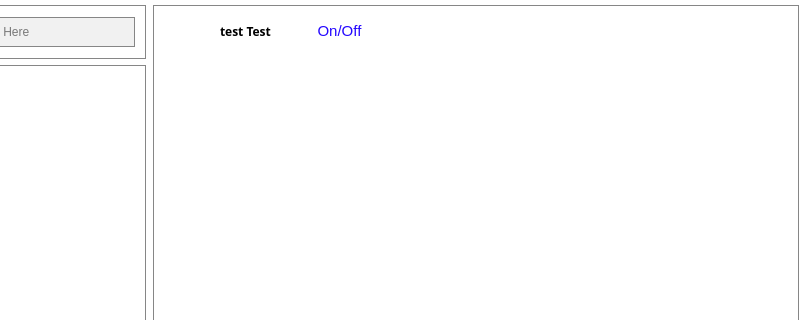
First picture: the form in src/chatwindow.ui, repository aligrand/Zapchat, before the edit; both pictures show x 109 to 913 and y 0 to 320 of the 913 by 674 pixel window.
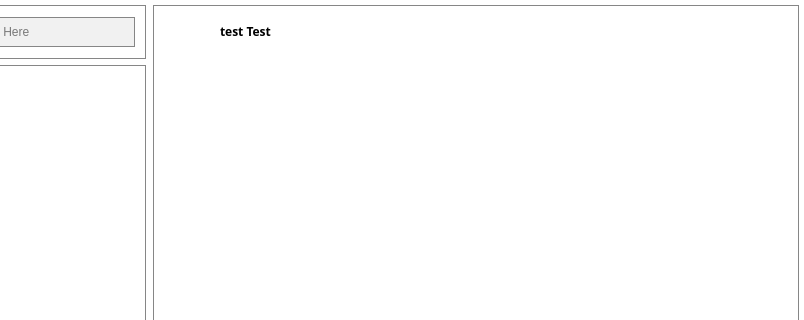
Second picture: the form after the edit. Icons and pictures are not drawn.

```diff
--- a/src/chatwindow.ui
+++ b/src/chatwindow.ui
@@ -305,48 +305,6 @@
            </property>
           </widget>
          </item>
-         <item>
-          <spacer name="horizontalSpacer">
-           <property name="orientation">
-            <enum>Qt::Horizontal</enum>
-           </property>
-           <property name="sizeType">
-            <enum>QSizePolicy::Preferred</enum>
-           </property>
-           <property name="sizeHint" stdset="0">
-            <size>
-             <width>40</width>
-             <height>20</height>
-            </size>
-           </property>
-          </spacer>
-         </item>
-         <item>
-          <widget class="QLabel" name="onoffline_lable">
-           <property name="sizePolicy">
-            <sizepolicy hsizetype="Fixed" vsizetype="Fixed">
-             <horstretch>0</horstretch>
-             <verstretch>0</verstretch>
-            </sizepolicy>
-           </property>
-           <property name="font">
-            <font>
-             <pointsize>11</pointsize>
-            </font>
-           </property>
-           <property name="styleSheet">
-            <string notr="true">color: rgb(36, 7, 255);
-
-border-width:0px;</string>
-           </property>
-           <property name="text">
-            <string>On/Off</string>
-           </property>
-           <property name="alignment">
-            <set>Qt::AlignCenter</set>
-           </property>
-          </widget>
-         </item>
          <item>
           <spacer name="horizontalSpacer_2">
            <property name="orientation">
```
Left out of the diff: 12 changed lines with no effect on the pictures.
